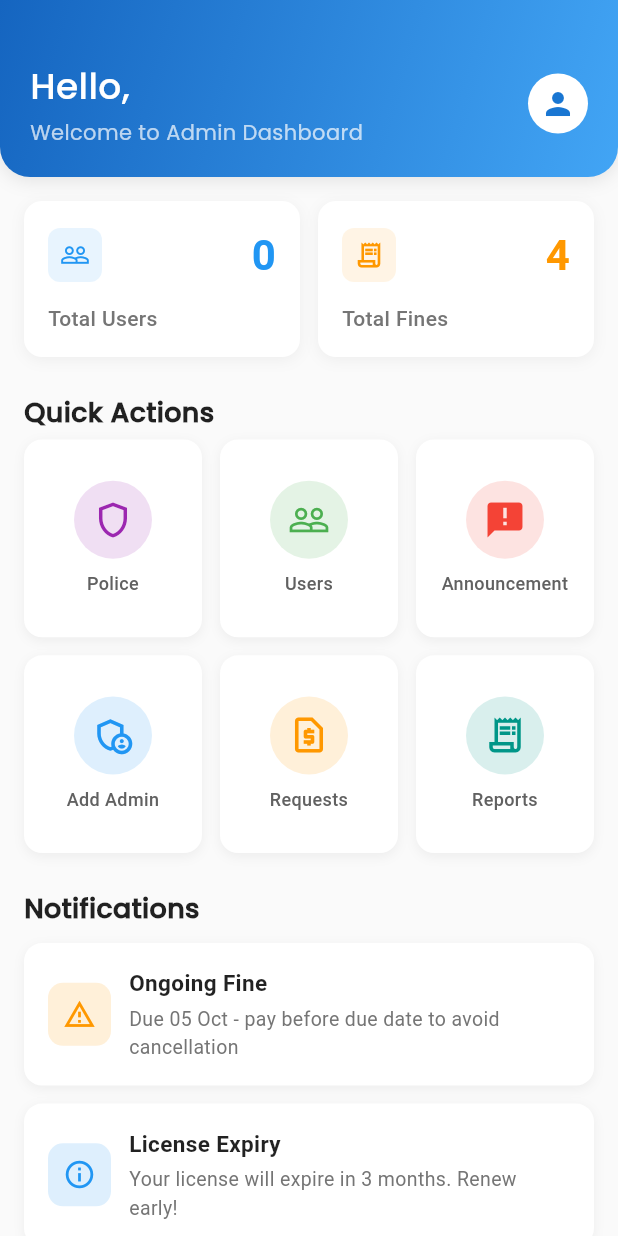
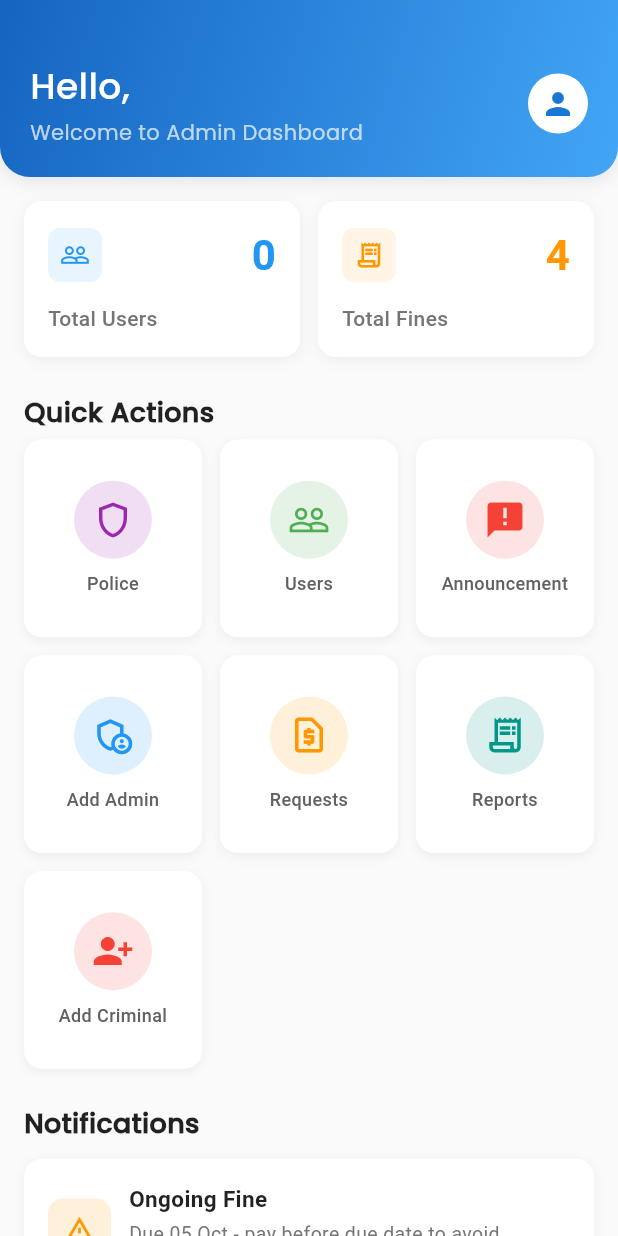
Before and after one commit to bandaraIR/SafeRoad_App, a Flutter app: the screen it shows once a user with an empty profile is signed in, on a phone screen of 412 x 824 dp. Run offline on Flutter 3.47's test engine with Material 3 defaults, Android fonts, the phone set to English and light mode, and no system bars; our stand-ins replace cloud_firestore, firebase_auth, firebase_core, firebase_storage, image_picker, multi_select_flutter; accounts and stored records are empty.

Commit message:
change criminal page

```diff
--- a/lib/pages/admin_pages/admin_dashboard.dart
+++ b/lib/pages/admin_pages/admin_dashboard.dart
@@ -8,6 +8,7 @@ import 'package:saferoad/pages/admin_pages/manage_police_page.dart';
 import 'package:saferoad/pages/admin_pages/manage_users_page.dart';
 import 'package:saferoad/pages/admin_pages/report_page.dart';
 import 'package:saferoad/pages/admin_pages/requests_page.dart';
+import 'package:saferoad/pages/admin_pages/add_criminal_page.dart';
 
 class AdminDashboard extends StatefulWidget {
   const AdminDashboard({super.key});
@@ -357,6 +358,19 @@ class _AdminDashboardState extends State<AdminDashboard> {
                 );
               },
             ),
+            _buildActionItem(
+              icon: Icons.person_add_alt_1,
+              label: "Add Criminal",
+              color: Colors.red,
+              onTap: () {
+                Navigator.push(
+                  context,
+                  MaterialPageRoute(
+                    builder: (context) => const AddCriminalPage(),
+                  ),
+                );
+              },
+            ),
           ],
         ),
       ],
```
